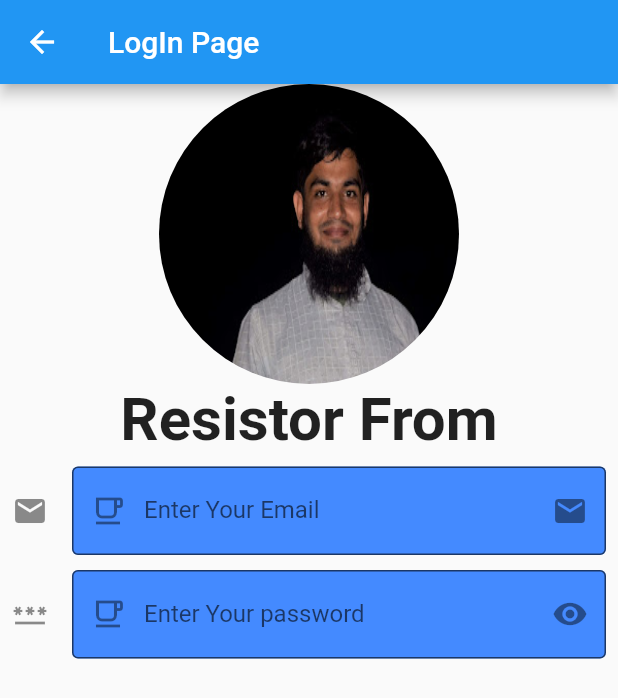
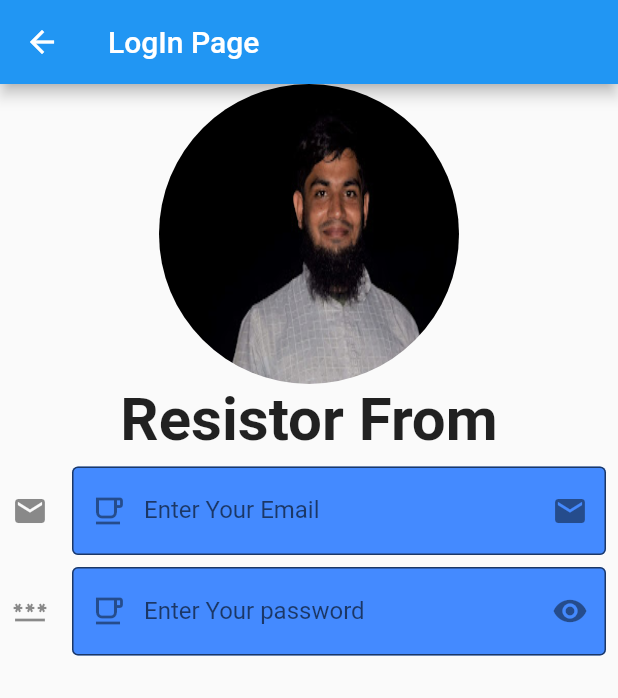
Before and after one commit to izazprogram/regfrome, a Flutter app: the screen it shows after launch, scrolled down 100 dp, after a tap on "Registrator Now", on a phone screen of 412 x 824 dp. Shown: the top 698 px of the screen. Run offline on Flutter 3.47's test engine with Material 2 defaults, Android fonts, the phone set to English and light mode, and no system bars.

```diff
--- a/lib/RegFrom/Log_in From.dart
+++ b/lib/RegFrom/Log_in From.dart
@@ -56,7 +56,7 @@ class LogIn extends StatelessWidget {
                       ),
                     ),
                     SizedBox(
-                      height: 10,
+                      height: 8,
                     ),
                     TextFormField(
                       keyboardType: TextInputType.name,
```
